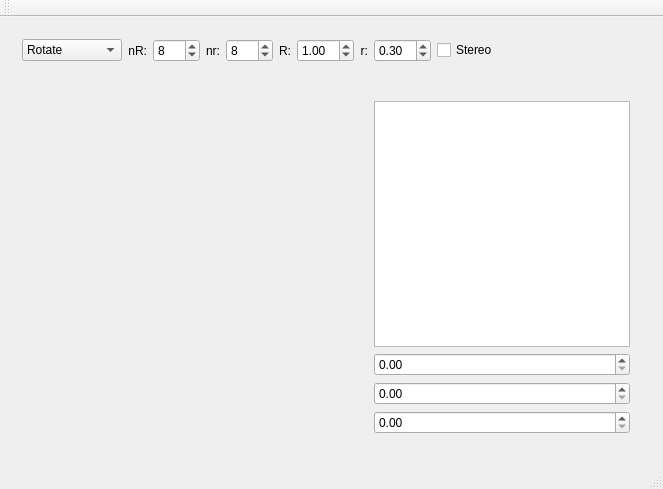
The window that mainwindow.ui (tamkderplar/MG1) describes before a commit, drawn with Qt 5.
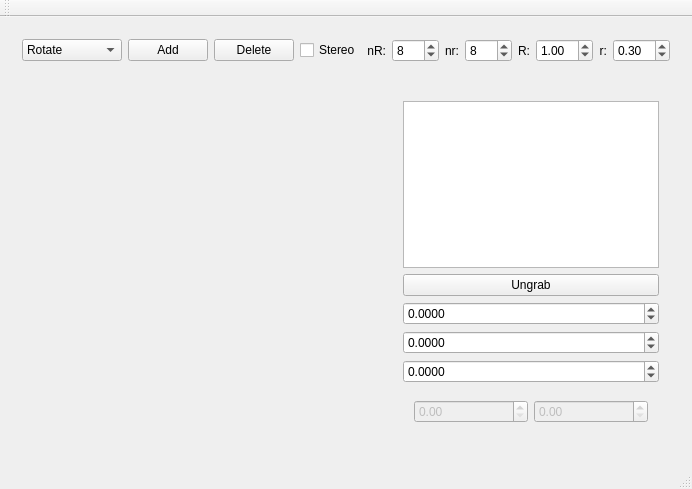
The same window after the commit. Custom widgets are drawn as their Qt base class.

Commit message: Point grabbing. Point renaming. UI names refactoring.

What changed in the file:
```diff
--- a/mainwindow.ui
+++ b/mainwindow.ui
@@ -54,7 +54,31 @@
         </widget>
        </item>
        <item>
-        <widget class="QLabel" name="nRLabel">
+        <widget class="QPushButton" name="pb_AddObject">
+         <property name="text">
+          <string>Add</string>
+         </property>
+        </widget>
+       </item>
+       <item>
+        <widget class="QPushButton" name="pb_DeleteObject">
+         <property name="text">
+          <string>Delete</string>
+         </property>
+         <property name="checked">
+          <bool>false</bool>
+         </property>
+        </widget>
+       </item>
+       <item>
+        <widget class="QCheckBox" name="cb_stereo">
+         <property name="text">
+          <string>Stereo</string>
+         </property>
+        </widget>
+       </item>
+       <item>
+        <widget class="QLabel" name="label_torusnR">
          <property name="text">
           <string>nR:</string>
          </property>
@@ -145,13 +169,6 @@
          </property>
         </widget>
        </item>
-       <item>
-        <widget class="QCheckBox" name="stereoCheckBox">
-         <property name="text">
-          <string>Stereo</string>
-         </property>
-        </widget>
-       </item>
        <item>
         <spacer name="horizontalSpacer">
          <property name="orientation">
@@ -201,13 +218,76 @@
            </widget>
           </item>
           <item>
-           <widget class="QDoubleSpinBox" name="doubleSpinBox"/>
+           <widget class="QPushButton" name="pb_Ungrab">
+            <property name="text">
+             <string>Ungrab</string>
+            </property>
+           </widget>
           </item>
           <item>
-           <widget class="QDoubleSpinBox" name="doubleSpinBox_2"/>
+           <widget class="QDoubleSpinBox" name="dsb_PointX">
+            <property name="decimals">
+             <number>4</number>
+            </property>
+            <property name="minimum">
+             <double>-99.989999999999995</double>
+            </property>
+            <property name="singleStep">
+             <double>0.050000000000000</double>
+            </property>
+           </widget>
           </item>
           <item>
-           <widget class="QDoubleSpinBox" name="doubleSpinBox_3"/>
+           <widget class="QDoubleSpinBox" name="dsb_PointY">
+            <property name="decimals">
+             <number>4</number>
+            </property>
+            <property name="minimum">
+             <double>-99.989999999999995</double>
+            </property>
+            <property name="singleStep">
+             <double>0.050000000000000</double>
+            </property>
+           </widget>
+          </item>
+          <item>
+           <widget class="QDoubleSpinBox" name="dsb_PointZ">
+            <property name="decimals">
+             <number>4</number>
+            </property>
+            <property name="minimum">
+             <double>-99.989999999999995</double>
+            </property>
+            <property name="singleStep">
+             <double>0.050000000000000</double>
+            </property>
+           </widget>
+          </item>
+          <item>
+           <widget class="QWidget" name="widget_3" native="true">
+            <property name="sizePolicy">
+             <sizepolicy hsizetype="Preferred" vsizetype="Fixed">
+              <horstretch>0</horstretch>
+              <verstretch>0</verstretch>
+             </sizepolicy>
+            </property>
+            <layout class="QHBoxLayout" name="horizontalLayout_3">
+             <item>
+              <widget class="QDoubleSpinBox" name="doubleSpinBox">
+               <property name="enabled">
+                <bool>false</bool>
+               </property>
+              </widget>
+             </item>
+             <item>
+              <widget class="QDoubleSpinBox" name="doubleSpinBox_2">
+               <property name="enabled">
+                <bool>false</bool>
+               </property>
+              </widget>
+             </item>
+            </layout>
+           </widget>
           </item>
          </layout>
         </widget>
```
Left out of the diff: 16 changed lines with no effect on the pictures. The commit also changes 4 other files.
